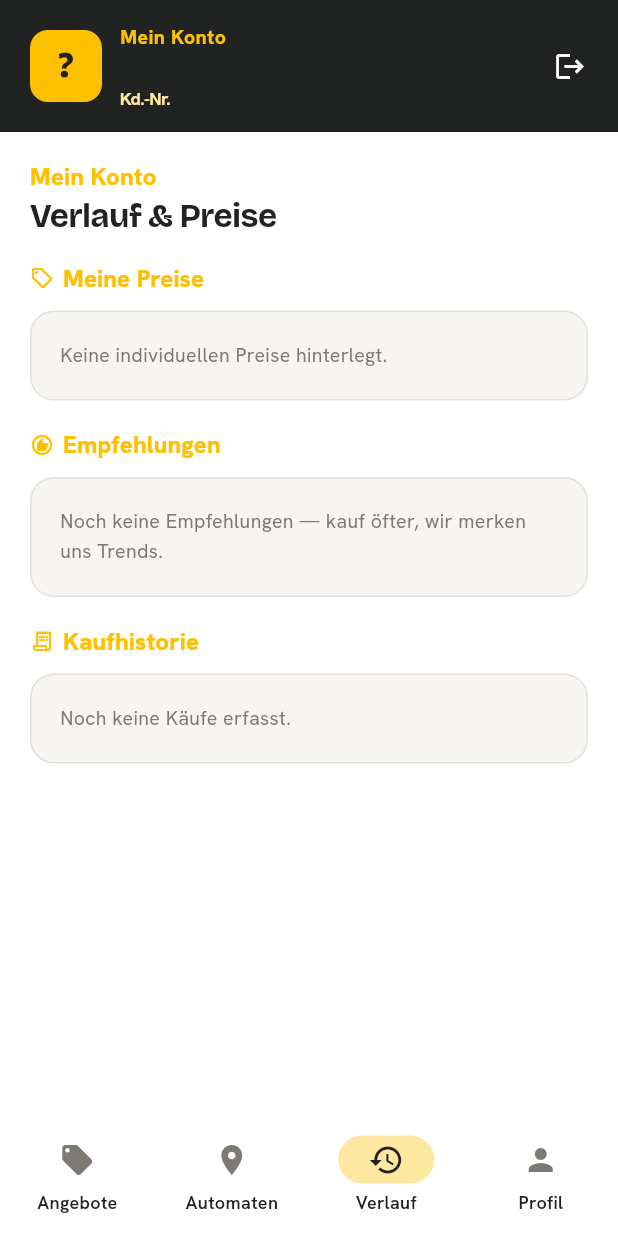
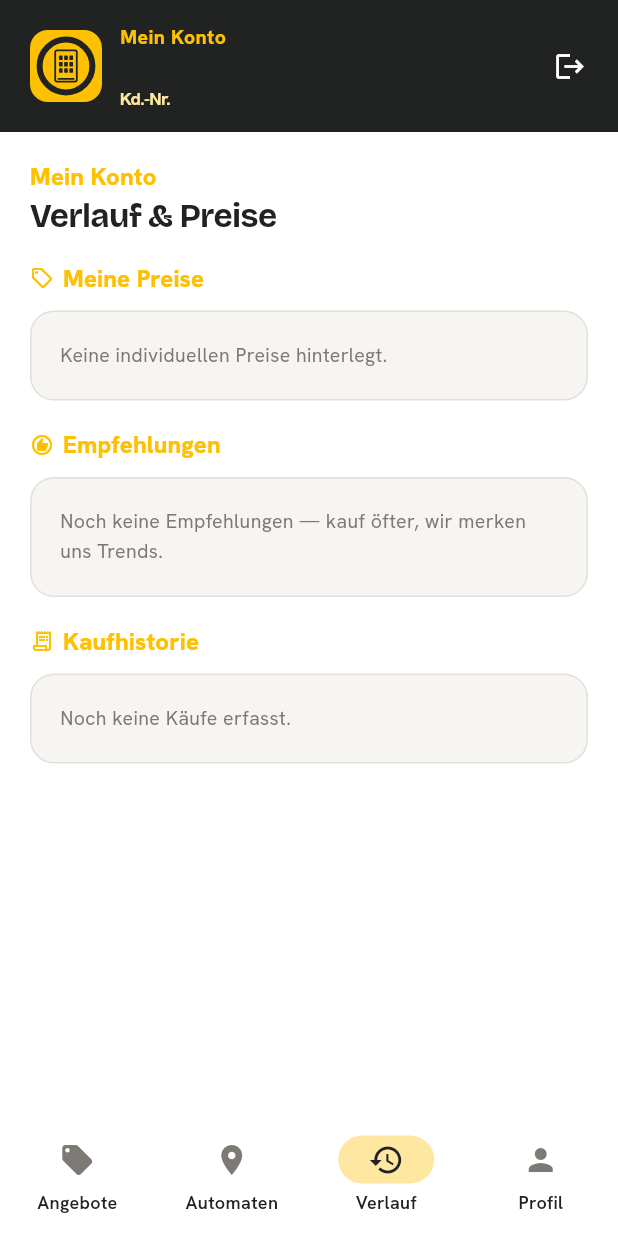
Before and after one commit to Blume1805/B-rdesnack24-, a Flutter app: the HomeShell screen opened by its route, item 3 of the bottom bar chosen, on a phone screen of 412 x 824 dp. Run offline on Flutter 3.47's test engine with Material 3 defaults, Android fonts, the phone set to English and light mode, and no system bars; our stand-ins replace connectivity_plus, equatable, file_picker, flutter_riverpod, go_router, google_fonts and 4 more; accounts and stored records are empty; generated files the repository leaves out were written again; network calls fail.

Commit message:
fix(app): Kunden-Avatar = BrandIcon, Meilenstein-Belohnungs-Kacheln, Finance-Fetch robust
- Header zeigt für ALLE Rollen (auch Kunden) das Marken-Icon im gelben
  Kasten — Buchstaben-Avatar entfernt.
- Loyalty-Timeline im Angebote-Tab hat jetzt sichtbare Belohnungs-
  Kacheln pro Meilenstein (400/800/1300/2000): erreicht → gold gefüllt
  mit Geschenk-Icon und `-XX %`, noch nicht erreicht → grau mit
  Schloss-Icon. Punktzahl steht unter jeder Kachel. So sieht der Kunde
  auf einen Blick, welche Belohnung ihn wo erwartet.
- FinanceRemoteDataSource.fetchSummary behandelt jetzt `null` vom
  finance_summary-RPC als leeres Ergebnis (kein Cast-Error mehr, der
  als 'minified:oZ' im Fehler-Card angezeigt wurde, wenn im Zeitraum
  keine Buchungen existieren).

```diff
--- a/apps/mobile/lib/features/home/presentation/home_shell.dart
+++ b/apps/mobile/lib/features/home/presentation/home_shell.dart
@@ -110,13 +110,6 @@ class _BrandAppBar extends ConsumerWidget implements PreferredSizeWidget {
         UserRole.customer => 'Kunde',
       };
 
-  String _initial() {
-    final src = (user.fullName?.trim().isNotEmpty ?? false)
-        ? user.fullName!.trim()
-        : user.email.trim();
-    return src.isEmpty ? '?' : src.substring(0, 1).toUpperCase();
-  }
-
   @override
   Widget build(BuildContext context, WidgetRef ref) {
     final isCustomer = user.role == UserRole.customer;
@@ -138,27 +131,8 @@ class _BrandAppBar extends ConsumerWidget implements PreferredSizeWidget {
       title: Row(
         crossAxisAlignment: CrossAxisAlignment.center,
         children: [
-          // Avatar — Gold-Kachel mit Anfangsbuchstaben (für Kunden),
-          // Marken-Icon (sonst).
-          isCustomer
-              ? Container(
-                  width: 48,
-                  height: 48,
-                  decoration: BoxDecoration(
-                    color: AppColors.brand,
-                    borderRadius: BorderRadius.circular(AppRadii.md),
-                  ),
-                  alignment: Alignment.center,
-                  child: Text(
-                    _initial(),
-                    style: AppTypography.display(
-                      size: 24,
-                      weight: FontWeight.w800,
-                      color: AppColors.ink,
-                    ),
-                  ),
-                )
-              : Container(
+          // Marken-Icon in Gold-Kachel — für alle Rollen inkl. Kunde.
+          Container(
             width: 48,
             height: 48,
             padding: const EdgeInsets.all(4),
```
Also changed, not shown: apps/mobile/lib/features/customer/presentation/screens/offers_tab.dart (+117 -36 lines), apps/mobile/lib/features/finance/data/datasources/finance_remote_data_source.dart (+26 -1 lines). Lines whose indentation alone changed are shown as unchanged.
